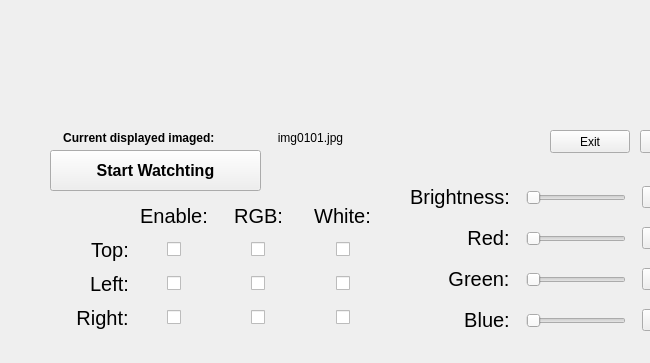
Before: the Qt Designer form form.ui in mblui/RaspberryFiles, drawn with Qt 5; both pictures show x 0 to 650 and y 220 to 583 of the 827 by 583 pixel window.
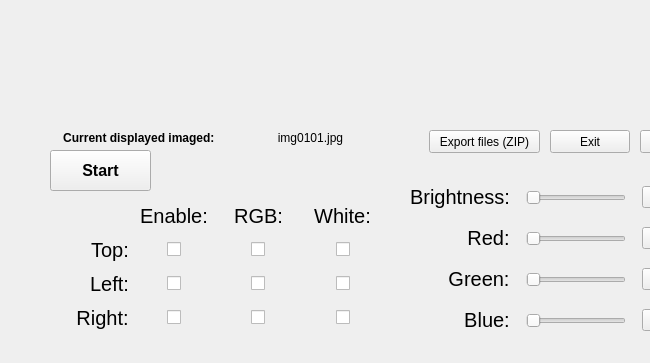
After: the same form once the commit is applied. Icons and pictures are not drawn.

Patch:
```diff
--- a/form.ui
+++ b/form.ui
@@ -30,7 +30,7 @@
     <rect>
      <x>50</x>
      <y>370</y>
-     <width>211</width>
+     <width>101</width>
      <height>41</height>
     </rect>
    </property>
@@ -41,7 +41,7 @@
     </font>
    </property>
    <property name="text">
-    <string>Start Watchting</string>
+    <string>Start</string>
    </property>
    <property name="iconSize">
     <size>
@@ -837,6 +837,19 @@
     </item>
    </layout>
   </widget>
+  <widget class="QPushButton" name="button_ExportFilesZIP">
+   <property name="geometry">
+    <rect>
+     <x>429</x>
+     <y>350</y>
+     <width>111</width>
+     <height>23</height>
+    </rect>
+   </property>
+   <property name="text">
+    <string>Export files (ZIP)</string>
+   </property>
+  </widget>
   <zorder>imglabel</zorder>
   <zorder>label</zorder>
   <zorder>Start_pause_watching</zorder>
```
Left out of the diff: 1 changed line with no effect on the pictures.
